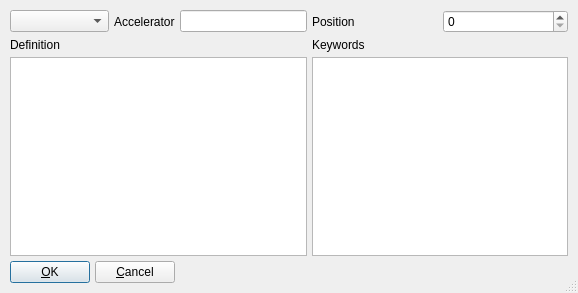
Above: gui/editmacro.ui from dl1ksv/linpsk before the change. Below: the same form after it.
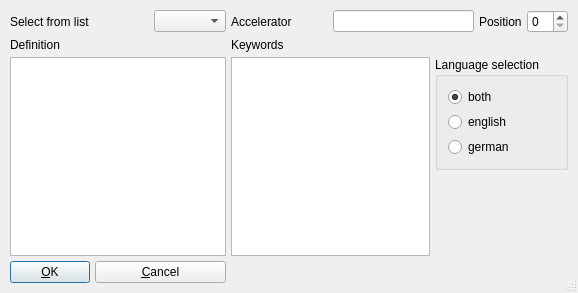
That is the form after the change.

```diff
--- a/gui/editmacro.ui
+++ b/gui/editmacro.ui
@@ -24,9 +24,20 @@
   </property>
   <layout class="QGridLayout" name="gridLayout">
    <item row="0" column="0" colspan="2">
-    <widget class="QComboBox" name="SelectMacro"/>
+    <widget class="QLabel" name="label">
+     <property name="text">
+      <string>Select from list</string>
+     </property>
+    </widget>
    </item>
    <item row="0" column="2">
+    <widget class="QComboBox" name="SelectMacro">
+     <property name="currentIndex">
+      <number>-1</number>
+     </property>
+    </widget>
+   </item>
+   <item row="0" column="3">
     <widget class="QLabel" name="textLabel1_3">
      <property name="text">
       <string>Accelerator</string>
@@ -36,10 +47,10 @@
      </property>
     </widget>
    </item>
-   <item row="0" column="3">
+   <item row="0" column="4" colspan="2">
     <widget class="QLineEdit" name="Accelerator"/>
    </item>
-   <item row="0" column="4">
+   <item row="0" column="6">
     <widget class="QLabel" name="textLabel1">
      <property name="text">
       <string>Position</string>
@@ -49,10 +60,10 @@
      </property>
     </widget>
    </item>
-   <item row="0" column="5">
+   <item row="0" column="7">
     <widget class="QSpinBox" name="Position"/>
    </item>
-   <item row="1" column="0" colspan="2">
+   <item row="1" column="0">
     <widget class="QLabel" name="textLabel2">
      <property name="text">
       <string>Definition</string>
@@ -62,7 +73,7 @@
      </property>
     </widget>
    </item>
-   <item row="1" column="4">
+   <item row="1" column="3">
     <widget class="QLabel" name="textLabel1_2">
      <property name="text">
       <string>Keywords</string>
@@ -72,13 +83,68 @@
      </property>
     </widget>
    </item>
-   <item row="2" column="0" colspan="4">
+   <item row="2" column="0" rowspan="2" colspan="3">
     <widget class="QTextEdit" name="Definition"/>
    </item>
-   <item row="2" column="4" colspan="2">
+   <item row="2" column="3" rowspan="2" colspan="2">
     <widget class="QListView" name="Keywords"/>
    </item>
-   <item row="3" column="0">
+   <item row="2" column="5" colspan="3">
+    <widget class="QGroupBox" name="languageSelection">
+     <property name="title">
+      <string>Language selection</string>
+     </property>
+     <layout class="QVBoxLayout" name="verticalLayout">
+      <item>
+       <widget class="QRadioButton" name="lang0">
+        <property name="text">
+         <string>both</string>
+        </property>
+        <property name="checked">
+         <bool>true</bool>
+        </property>
+        <attribute name="buttonGroup">
+         <string notr="true">bG</string>
+        </attribute>
+       </widget>
+      </item>
+      <item>
+       <widget class="QRadioButton" name="lang1">
+        <property name="text">
+         <string>english</string>
+        </property>
+        <attribute name="buttonGroup">
+         <string notr="true">bG</string>
+        </attribute>
+       </widget>
+      </item>
+      <item>
+       <widget class="QRadioButton" name="lang2">
+        <property name="text">
+         <string>german</string>
+        </property>
+        <attribute name="buttonGroup">
+         <string notr="true">bG</string>
+        </attribute>
+       </widget>
+      </item>
+     </layout>
+    </widget>
+   </item>
+   <item row="3" column="6">
+    <spacer name="verticalSpacer">
+     <property name="orientation">
+      <enum>Qt::Vertical</enum>
+     </property>
+     <property name="sizeHint" stdset="0">
+      <size>
+       <width>20</width>
+       <height>77</height>
+      </size>
+     </property>
+    </spacer>
+   </item>
+   <item row="4" column="0">
     <widget class="QPushButton" name="buttonOk">
      <property name="text">
       <string>&amp;OK</string>
@@ -94,7 +160,7 @@
      </property>
     </widget>
    </item>
-   <item row="3" column="1" colspan="2">
+   <item row="4" column="1" colspan="2">
     <widget class="QPushButton" name="buttonCancel">
      <property name="text">
       <string>&amp;Cancel</string>
```
Left out of the diff: 3 changed lines with no effect on the pictures.
